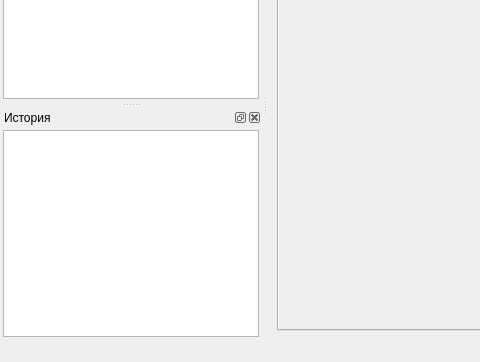
Before: the Qt Designer form client/ui/tracksmain.ui in sshmakov/Traquera, drawn with Qt 5; both pictures show x 0 to 480 and y 178 to 540 of the 922 by 540 pixel window.
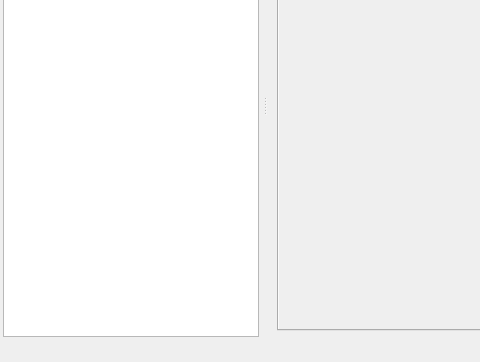
After: the same form once the commit is applied. Icons and pictures are not drawn.

Commit message: Убрано окно истории

The edit to the form file:
```diff
--- a/client/ui/tracksmain.ui
+++ b/client/ui/tracksmain.ui
@@ -307,37 +307,6 @@
     </layout>
    </widget>
   </widget>
-  <widget class="QDockWidget" name="dockWidget">
-   <property name="features">
-    <set>QDockWidget::AllDockWidgetFeatures</set>
-   </property>
-   <property name="windowTitle">
-    <string>История</string>
-   </property>
-   <attribute name="dockWidgetArea">
-    <number>1</number>
-   </attribute>
-   <widget class="QWidget" name="dockWidgetContents_2">
-    <layout class="QVBoxLayout" name="verticalLayout_8">
-     <property name="spacing">
-      <number>3</number>
-     </property>
-     <property name="margin">
-      <number>3</number>
-     </property>
-     <item>
-      <widget class="QListView" name="journalView">
-       <property name="sizePolicy">
-        <sizepolicy hsizetype="Preferred" vsizetype="Expanding">
-         <horstretch>0</horstretch>
-         <verstretch>0</verstretch>
-        </sizepolicy>
-       </property>
-      </widget>
-     </item>
-    </layout>
-   </widget>
-  </widget>
   <widget class="QDockWidget" name="dockProps">
    <property name="features">
     <set>QDockWidget::AllDockWidgetFeatures</set>
```
Left out of the diff: 12 changed lines with no effect on the pictures. The commit also changes 2 other files.
